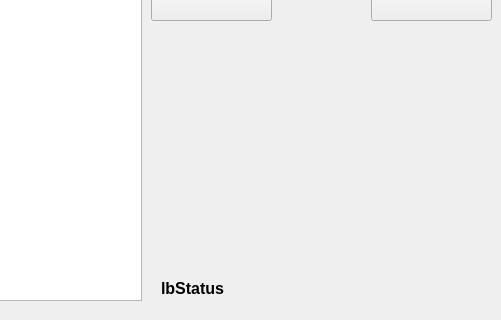
This is screen/ui_designer/screen_cadastro_temas.ui in mateusmoratelli/MinhaBiblioteca as Qt 5 draws it before an edit; both pictures show x 139 to 640 and y 160 to 480 of the 640 by 480 pixel window. The edited form follows.
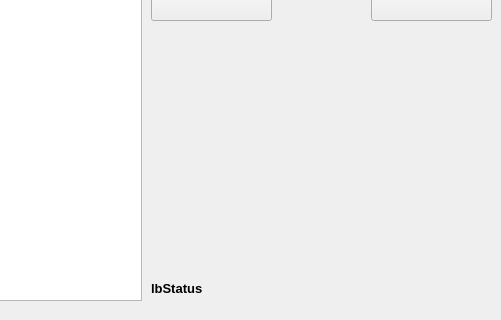
This is the edited form. Icons and pictures are not drawn.

What changed in the file:
```diff
--- a/screen/ui_designer/screen_cadastro_temas.ui
+++ b/screen/ui_designer/screen_cadastro_temas.ui
@@ -200,15 +200,15 @@
   <widget class="QLabel" name="lbStatus">
    <property name="geometry">
     <rect>
-     <x>300</x>
+     <x>290</x>
      <y>440</y>
-     <width>321</width>
+     <width>341</width>
      <height>16</height>
     </rect>
    </property>
    <property name="font">
     <font>
-     <pointsize>12</pointsize>
+     <pointsize>10</pointsize>
      <weight>75</weight>
      <bold>true</bold>
     </font>
```
